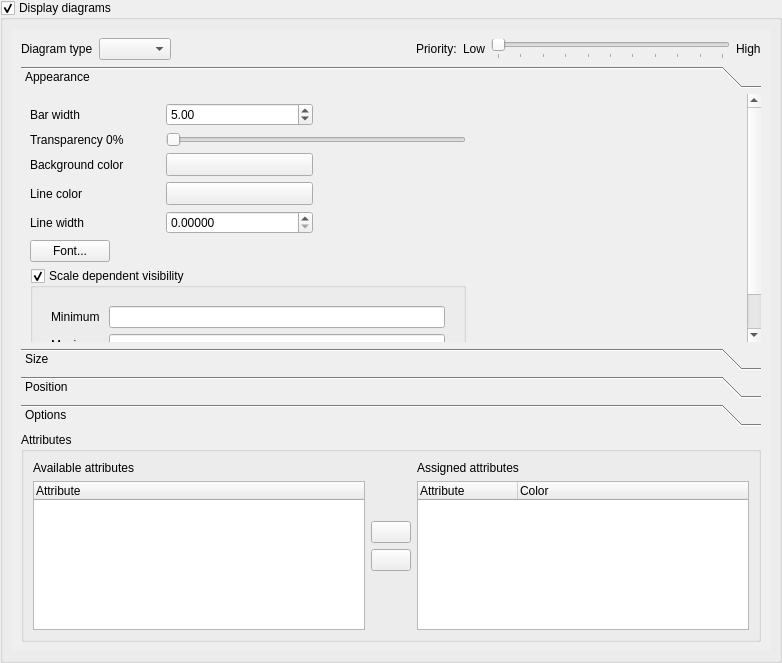
Qt form src/ui/qgsdiagrampropertiesbase.ui (qgis/QGIS) before a commit.
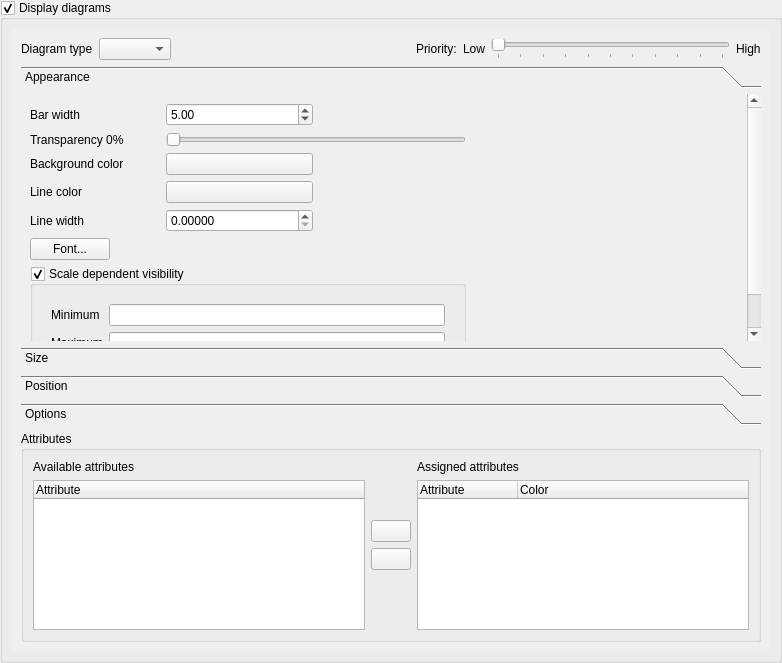
The same form after that commit. Icons and pictures are not drawn. Custom widgets are drawn as their Qt base class.

Commit message: [FEATURE] Update QgsColorButton to offer live color chooser updates and show transparent checkerboard background

Diff of the .ui file:
```diff
--- a/src/ui/qgsdiagrampropertiesbase.ui
+++ b/src/ui/qgsdiagrampropertiesbase.ui
@@ -39,8 +39,8 @@
           <rect>
            <x>0</x>
            <y>0</y>
-           <width>756</width>
-           <height>627</height>
+           <width>752</width>
+           <height>613</height>
           </rect>
          </property>
          <layout class="QVBoxLayout" name="scrollAreaLayout">
@@ -124,8 +124,8 @@
               <rect>
                <x>0</x>
                <y>0</y>
-               <width>723</width>
-               <height>356</height>
+               <width>713</width>
+               <height>364</height>
               </rect>
              </property>
              <attribute name="label">
@@ -204,25 +204,6 @@
                   </property>
                  </widget>
                 </item>
-                <item row="3" column="2">
-                 <widget class="QgsColorButton" name="mBackgroundColorButton">
-                  <property name="sizePolicy">
-                   <sizepolicy hsizetype="Minimum" vsizetype="Minimum">
-                    <horstretch>0</horstretch>
-                    <verstretch>0</verstretch>
-                   </sizepolicy>
-                  </property>
-                  <property name="minimumSize">
-                   <size>
-                    <width>25</width>
-                    <height>0</height>
-                   </size>
-                  </property>
-                  <property name="text">
-                   <string/>
-                  </property>
-                 </widget>
-                </item>
                 <item row="1" column="2">
                  <widget class="QDoubleSpinBox" name="mBarWidthSpinBox">
                   <property name="minimum">
@@ -233,25 +214,6 @@
                   </property>
                  </widget>
                 </item>
-                <item row="4" column="2">
-                 <widget class="QgsColorButton" name="mDiagramPenColorButton">
-                  <property name="sizePolicy">
-                   <sizepolicy hsizetype="Minimum" vsizetype="Minimum">
-                    <horstretch>0</horstretch>
-                    <verstretch>0</verstretch>
-                   </sizepolicy>
-                  </property>
-                  <property name="minimumSize">
-                   <size>
-                    <width>25</width>
-                    <height>0</height>
-                   </size>
-                  </property>
-                  <property name="text">
-                   <string/>
-                  </property>
-                 </widget>
-                </item>
                 <item row="5" column="2">
                  <widget class="QDoubleSpinBox" name="mPenWidthSpinBox">
                   <property name="decimals">
@@ -262,6 +224,20 @@
                   </property>
                  </widget>
                 </item>
+                <item row="3" column="2">
+                 <widget class="QgsColorButton" name="mBackgroundColorButton">
+                  <property name="text">
+                   <string/>
+                  </property>
+                 </widget>
+                </item>
+                <item row="4" column="2">
+                 <widget class="QgsColorButton" name="mDiagramPenColorButton">
+                  <property name="text">
+                   <string/>
+                  </property>
+                 </widget>
+                </item>
                </layout>
               </item>
               <item row="2" column="0">
@@ -979,7 +955,7 @@
  <customwidgets>
   <customwidget>
    <class>QgsColorButton</class>
-   <extends>QToolButton</extends>
+   <extends>QPushButton</extends>
    <header>qgscolorbutton.h</header>
   </customwidget>
  </customwidgets>
```
Left out of the diff: 12 changed lines with no effect on the pictures. The commit also changes 73 other files.
